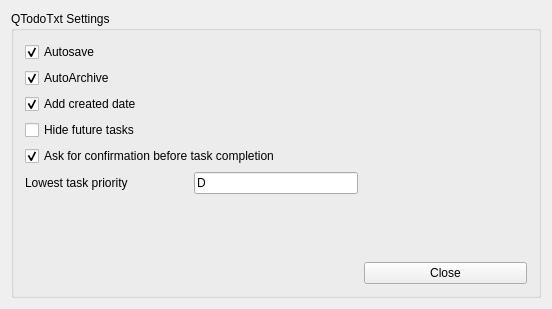
Before: the Qt Designer form qtodotxt/ui/dialogs/settingsui.ui in QTodoTxt/QTodoTxt, drawn with Qt 5.
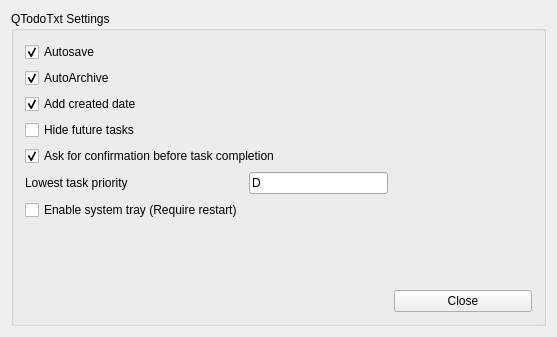
After: the same form once the commit is applied.

Commit message: add option to enable or disable system tray

Patch:
```diff
--- a/qtodotxt/ui/dialogs/settingsui.ui
+++ b/qtodotxt/ui/dialogs/settingsui.ui
@@ -6,8 +6,8 @@
    <rect>
     <x>0</x>
     <y>0</y>
-    <width>552</width>
-    <height>309</height>
+    <width>557</width>
+    <height>337</height>
    </rect>
   </property>
   <property name="windowTitle">
@@ -70,6 +70,13 @@
         </property>
        </widget>
       </item>
+      <item row="9" column="2">
+       <widget class="QPushButton" name="closeButton">
+        <property name="text">
+         <string>Close</string>
+        </property>
+       </widget>
+      </item>
       <item row="5" column="0">
        <widget class="QLabel" name="label">
         <property name="text">
@@ -96,7 +103,7 @@
         </property>
        </widget>
       </item>
-      <item row="6" column="2">
+      <item row="8" column="2">
        <spacer name="verticalSpacer">
         <property name="orientation">
          <enum>Qt::Vertical</enum>
@@ -109,10 +116,10 @@
         </property>
        </spacer>
       </item>
-      <item row="7" column="2">
-       <widget class="QPushButton" name="closeButton">
+      <item row="6" column="0">
+       <widget class="QCheckBox" name="trayCheckBox">
         <property name="text">
-         <string>Close</string>
+         <string>Enable system tray (Require restart)</string>
         </property>
        </widget>
       </item>
```
The commit also changes 3 other files.
